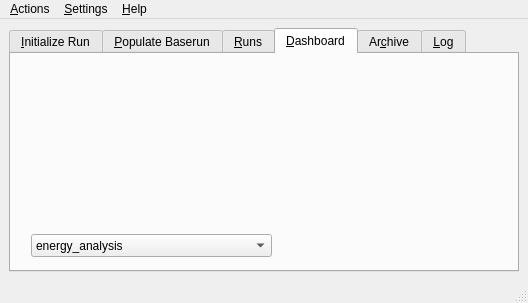
Old version of the form src/gui/solps.ui in the repository LeCAD-PEG/SOLPS-GUI.
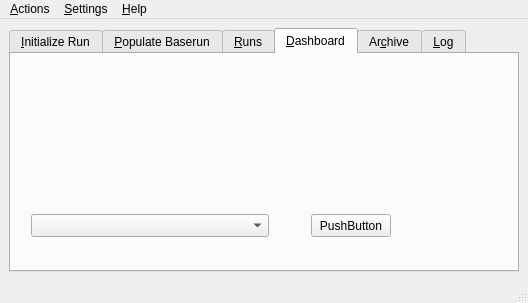
New version of the form. Custom widgets are drawn as their Qt base class.

```diff
--- a/src/gui/solps.ui
+++ b/src/gui/solps.ui
@@ -411,37 +411,38 @@
        <widget class="PyGnuplotWidget" name="gnuplot1">
         <property name="geometry">
          <rect>
-          <x>20</x>
+          <x>10</x>
           <y>10</y>
           <width>241</width>
-          <height>161</height>
+          <height>141</height>
          </rect>
         </property>
        </widget>
-       <widget class="QComboBox" name="comboBox_4">
+       <widget class="QPushButton" name="pushButton_9">
+        <property name="geometry">
+         <rect>
+          <x>300</x>
+          <y>160</y>
+          <width>80</width>
+          <height>23</height>
+         </rect>
+        </property>
+        <property name="text">
+         <string>PushButton</string>
+        </property>
+       </widget>
+       <widget class="SolpsTcshPlots" name="SolpsTcshPlots">
         <property name="geometry">
          <rect>
           <x>20</x>
-          <y>180</y>
-          <width>241</width>
+          <y>160</y>
+          <width>238</width>
           <height>23</height>
          </rect>
         </property>
-        <item>
-         <property name="text">
-          <string extracomment="Energy analysis">energy_analysis</string>
-         </property>
-        </item>
-        <item>
-         <property name="text">
-          <string>energy_analysis_fht</string>
-         </property>
-        </item>
-        <item>
-         <property name="text">
-          <string>resall_D</string>
-         </property>
-        </item>
+        <property name="currentIndex">
+         <number>1</number>
+        </property>
        </widget>
       </widget>
       <widget class="QWidget" name="tab_5">
@@ -585,6 +586,11 @@
    <extends>QLabel</extends>
    <header>pygnuplotwidget</header>
   </customwidget>
+  <customwidget>
+   <class>SolpsTcshPlots</class>
+   <extends>QComboBox</extends>
+   <header>solpstcshplots</header>
+  </customwidget>
  </customwidgets>
  <resources/>
  <connections>
```
Left out of the diff: 32 changed lines with no effect on the pictures.
